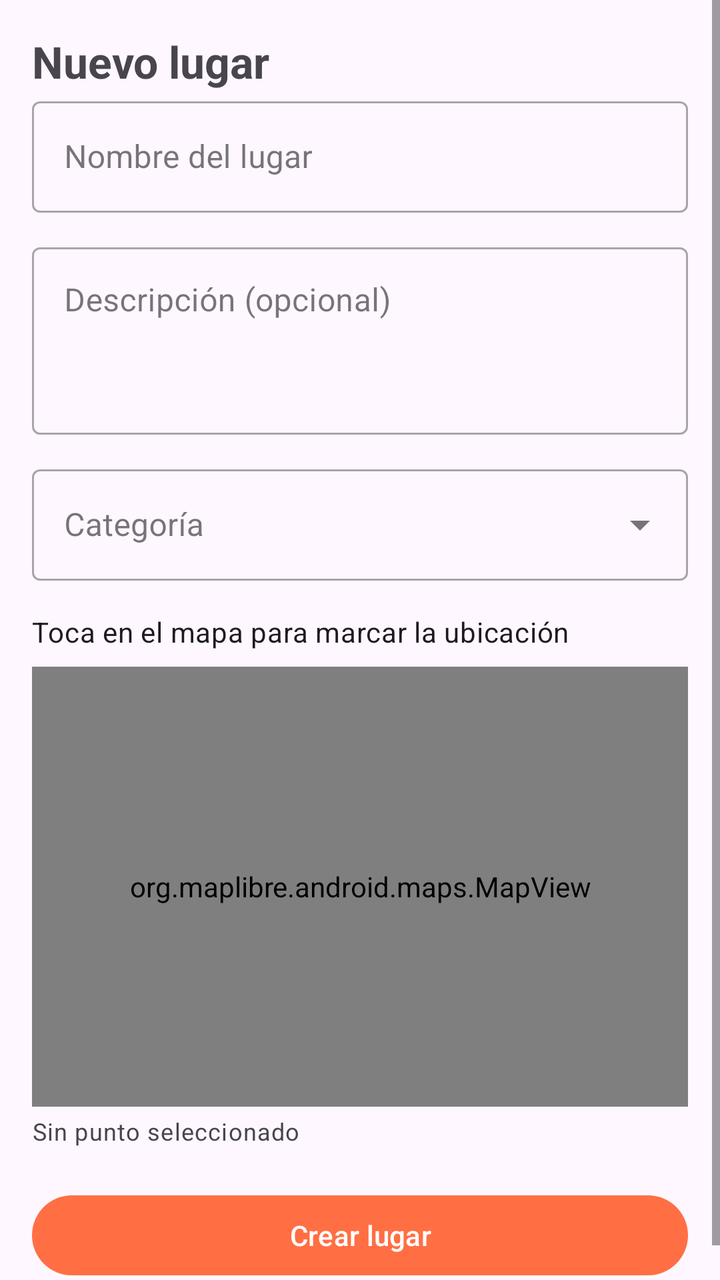
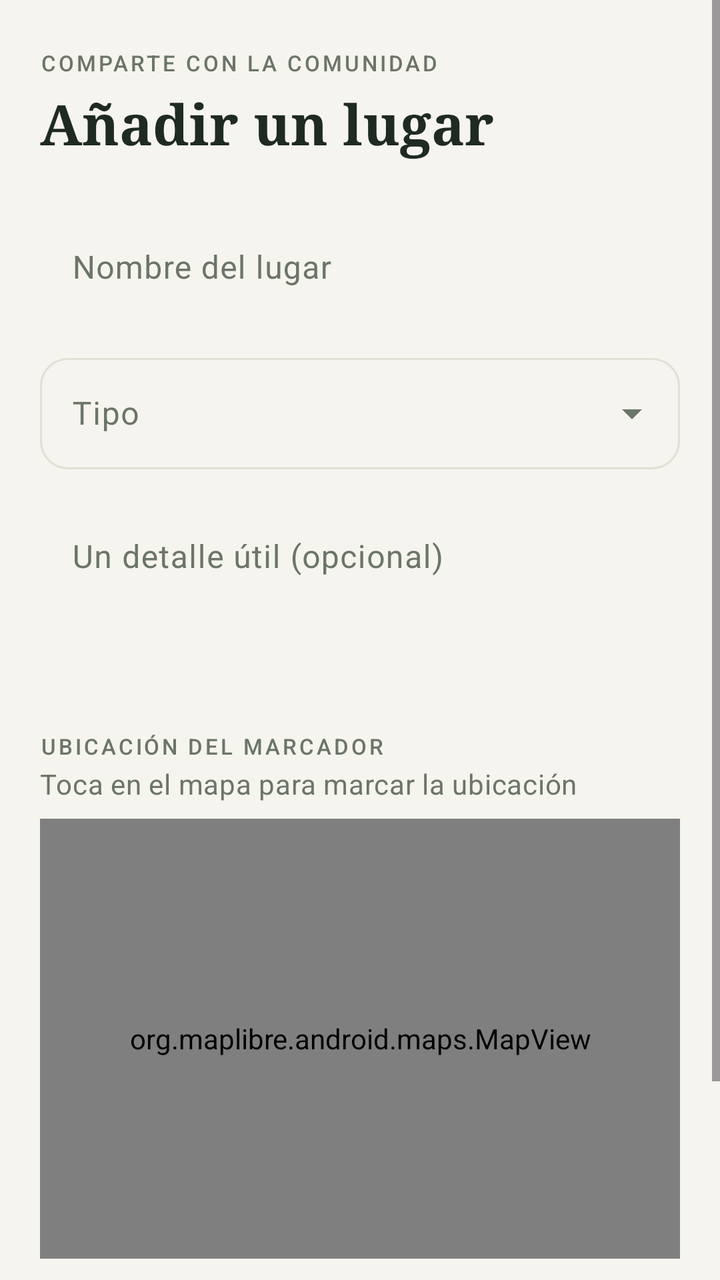

The first picture is an Android layout as it rendered before a commit; the second is the same layout after the commit. The layout source and the unified diff follow.
<!-- AndroidManifest.xml: application theme Theme.WoofMap -->
<!-- res/layout/activity_create_lugar.xml -->
<?xml version="1.0" encoding="utf-8"?>
<ScrollView xmlns:android="http://schemas.android.com/apk/res/android"
    xmlns:app="http://schemas.android.com/apk/res-auto"
    android:layout_width="match_parent"
    android:layout_height="match_parent"
    android:fillViewport="true">

    <LinearLayout
        android:layout_width="match_parent"
        android:layout_height="wrap_content"
        android:orientation="vertical"
        android:padding="16dp">

        <TextView
            android:layout_width="match_parent"
            android:layout_height="wrap_content"
            android:text="@string/crear_lugar_titulo"
            android:textSize="22sp"
            android:textStyle="bold" />

        <com.google.android.material.textfield.TextInputLayout
            android:id="@+id/layoutNombre"
            style="@style/Widget.MaterialComponents.TextInputLayout.OutlinedBox"
            android:layout_width="match_parent"
            android:layout_height="wrap_content"
            android:hint="@string/crear_lugar_nombre">

            <com.google.android.material.textfield.TextInputEditText
                android:id="@+id/campoNombre"
                android:layout_width="match_parent"
                android:layout_height="wrap_content"
                android:inputType="textCapSentences"
                android:maxLength="150" />
        </com.google.android.material.textfield.TextInputLayout>

        <com.google.android.material.textfield.TextInputLayout
            android:id="@+id/layoutDescripcion"
            style="@style/Widget.MaterialComponents.TextInputLayout.OutlinedBox"
            android:layout_width="match_parent"
            android:layout_height="wrap_content"
            android:layout_marginTop="12dp"
            android:hint="@string/crear_lugar_descripcion">

            <com.google.android.material.textfield.TextInputEditText
                android:id="@+id/campoDescripcion"
                android:layout_width="match_parent"
                android:layout_height="wrap_content"
                android:gravity="top"
                android:inputType="textMultiLine|textCapSentences"
                android:lines="3"
                android:maxLines="6" />
        </com.google.android.material.textfield.TextInputLayout>

        <com.google.android.material.textfield.TextInputLayout
            android:id="@+id/layoutCategoria"
            style="@style/Widget.MaterialComponents.TextInputLayout.OutlinedBox.ExposedDropdownMenu"
            android:layout_width="match_parent"
            android:layout_height="wrap_content"
            android:layout_marginTop="12dp"
            android:hint="@string/crear_lugar_categoria">

            <AutoCompleteTextView
                android:id="@+id/spinnerCategoria"
                android:layout_width="match_parent"
                android:layout_height="wrap_content"
                android:inputType="none" />
        </com.google.android.material.textfield.TextInputLayout>

        <TextView
            android:layout_width="match_parent"
            android:layout_height="wrap_content"
            android:layout_marginTop="16dp"
            android:text="@string/crear_lugar_instruccion_mapa"
            android:textAppearance="?attr/textAppearanceBodyMedium" />

        <org.maplibre.android.maps.MapView
            android:id="@+id/miniMapa"
            android:layout_width="match_parent"
            android:layout_height="220dp"
            android:layout_marginTop="8dp" />

        <TextView
            android:id="@+id/textoCoords"
            android:layout_width="match_parent"
            android:layout_height="wrap_content"
            android:layout_marginTop="4dp"
            android:text="@string/crear_lugar_sin_punto"
            android:textAppearance="?attr/textAppearanceBodySmall" />

        <com.google.android.material.button.MaterialButton
            android:id="@+id/botonCrear"
            android:layout_width="match_parent"
            android:layout_height="wrap_content"
            android:layout_marginTop="20dp"
            android:text="@string/crear_lugar_boton" />

        <com.google.android.material.progressindicator.LinearProgressIndicator
            android:id="@+id/progreso"
            android:layout_width="match_parent"
            android:layout_height="wrap_content"
            android:layout_marginTop="8dp"
            android:indeterminate="true"
            android:visibility="gone" />

    </LinearLayout>
</ScrollView>
<!-- resources referenced by this layout -->
<resources>
  <string name="crear_lugar_boton">Crear lugar</string>
  <string name="crear_lugar_categoria">Categoría</string>
  <string name="crear_lugar_descripcion">Descripción (opcional)</string>
  <string name="crear_lugar_titulo">Nuevo lugar</string>
  <style name="Theme.WoofMap" parent="Theme.Material3.DayNight.NoActionBar">
          <item name="colorPrimary">@color/woofmap_primary</item>
          <item name="colorOnPrimary">@color/white</item>
      </style>
  <color name="woofmap_primary">#FF6F43</color>
  <!-- unchanged entries left out for length: 4 -->
</resources>

<!-- the commit's change to res/layout/activity_create_lugar.xml (unified diff, before → after) -->
@@ -3,24 +3,37 @@
     xmlns:app="http://schemas.android.com/apk/res-auto"
     android:layout_width="match_parent"
     android:layout_height="match_parent"
+    android:background="@color/woofmap_fondo"
     android:fillViewport="true">
 
     <LinearLayout
         android:layout_width="match_parent"
         android:layout_height="wrap_content"
         android:orientation="vertical"
-        android:padding="16dp">
+        android:paddingStart="20dp"
+        android:paddingTop="24dp"
+        android:paddingEnd="20dp"
+        android:paddingBottom="28dp">
 
         <TextView
             android:layout_width="match_parent"
             android:layout_height="wrap_content"
+            android:text="@string/crear_lugar_overline"
+            android:textAppearance="@style/TextAppearance.WoofMap.Overline" />
+
+        <TextView
+            android:layout_width="match_parent"
+            android:layout_height="wrap_content"
+            android:layout_marginTop="4dp"
+            android:layout_marginBottom="20dp"
+            android:fontFamily="serif"
             android:text="@string/crear_lugar_titulo"
-            android:textSize="22sp"
-            android:textStyle="bold" />
+            android:textAppearance="@style/TextAppearance.WoofMap.Titulo"
+            android:textColor="@color/woofmap_text_primary" />
 
         <com.google.android.material.textfield.TextInputLayout
             android:id="@+id/layoutNombre"
-            style="@style/Widget.MaterialComponents.TextInputLayout.OutlinedBox"
+            style="@style/Widget.WoofMap.TextInputLayout"
             android:layout_width="match_parent"
             android:layout_height="wrap_content"
             android:hint="@string/crear_lugar_nombre">
@@ -29,13 +42,31 @@
                 android:id="@+id/campoNombre"
                 android:layout_width="match_parent"
                 android:layout_height="wrap_content"
+                android:background="@android:color/transparent"
                 android:inputType="textCapSentences"
-                android:maxLength="150" />
+                android:maxLength="150"
+                android:textColor="@color/woofmap_text_primary" />
+        </com.google.android.material.textfield.TextInputLayout>
+
+        <com.google.android.material.textfield.TextInputLayout
+            android:id="@+id/layoutCategoria"
+            style="@style/Widget.Material3.TextInputLayout.OutlinedBox.ExposedDropdownMenu"
+            android:layout_width="match_parent"
+            android:layout_height="wrap_content"
+            android:layout_marginTop="12dp"
+            android:hint="@string/crear_lugar_categoria">
+
+            <AutoCompleteTextView
+                android:id="@+id/spinnerCategoria"
+                android:layout_width="match_parent"
+                android:layout_height="wrap_content"
+                android:inputType="none"
+                android:textColor="@color/woofmap_text_primary" />
         </com.google.android.material.textfield.TextInputLayout>
 
         <com.google.android.material.textfield.TextInputLayout
             android:id="@+id/layoutDescripcion"
-            style="@style/Widget.MaterialComponents.TextInputLayout.OutlinedBox"
+            style="@style/Widget.WoofMap.TextInputLayout"
             android:layout_width="match_parent"
             android:layout_height="wrap_content"
             android:layout_marginTop="12dp"
@@ -45,53 +76,50 @@
                 android:id="@+id/campoDescripcion"
                 android:layout_width="match_parent"
                 android:layout_height="wrap_content"
+                android:background="@android:color/transparent"
                 android:gravity="top"
                 android:inputType="textMultiLine|textCapSentences"
                 android:lines="3"
-                android:maxLines="6" />
-        </com.google.android.material.textfield.TextInputLayout>
-
-        <com.google.android.material.textfield.TextInputLayout
-            android:id="@+id/layoutCategoria"
-            style="@style/Widget.MaterialComponents.TextInputLayout.OutlinedBox.ExposedDropdownMenu"
-            android:layout_width="match_parent"
-            android:layout_height="wrap_content"
-            android:layout_marginTop="12dp"
-            android:hint="@string/crear_lugar_categoria">
-
-            <AutoCompleteTextView
-                android:id="@+id/spinnerCategoria"
-                android:layout_width="match_parent"
-                android:layout_height="wrap_content"
-                android:inputType="none" />
+                android:maxLines="6"
+                android:textColor="@color/woofmap_text_primary" />
         </com.google.android.material.textfield.TextInputLayout>
 
         <TextView
             android:layout_width="match_parent"
             android:layout_height="wrap_content"
-            android:layout_marginTop="16dp"
+            android:layout_marginTop="20dp"
+            android:text="@string/crear_lugar_ubicacion"
+            android:textAppearance="@style/TextAppearance.WoofMap.Overline" />
+
+        <TextView
+            android:layout_width="match_parent"
+            android:layout_height="wrap_content"
+            android:layout_marginTop="2dp"
+            android:layout_marginBottom="8dp"
             android:text="@string/crear_lugar_instruccion_mapa"
-            android:textAppearance="?attr/textAppearanceBodyMedium" />
+            android:textAppearance="?attr/textAppearanceBodyMedium"
+            android:textColor="@color/woofmap_text_secondary" />
 
         <org.maplibre.android.maps.MapView
             android:id="@+id/miniMapa"
             android:layout_width="match_parent"
             android:layout_height="220dp"
-            android:layout_marginTop="8dp" />
+            android:background="@drawable/bg_card" />
 
         <TextView
             android:id="@+id/textoCoords"
             android:layout_width="match_parent"
             android:layout_height="wrap_content"
-            android:layout_marginTop="4dp"
+            android:layout_marginTop="8dp"
             android:text="@string/crear_lugar_sin_punto"
-            android:textAppearance="?attr/textAppearanceBodySmall" />
+            android:textAppearance="?attr/textAppearanceBodySmall"
+            android:textColor="@color/woofmap_text_secondary" />
 
         <com.google.android.material.button.MaterialButton
             android:id="@+id/botonCrear"
             android:layout_width="match_parent"
             android:layout_height="wrap_content"
-            android:layout_marginTop="20dp"
+            android:layout_marginTop="24dp"
             android:text="@string/crear_lugar_boton" />
 
         <com.google.android.material.progressindicator.LinearProgressIndicator
<!-- resource entries referenced after the edit -->
@@ -1,14 +1,76 @@
 <!-- resources referenced by this layout -->
 <resources>
-  <string name="crear_lugar_boton">Crear lugar</string>
-  <string name="crear_lugar_categoria">Categoría</string>
-  <string name="crear_lugar_descripcion">Descripción (opcional)</string>
-  <string name="crear_lugar_titulo">Nuevo lugar</string>
-  <style name="Theme.WoofMap" parent="Theme.Material3.DayNight.NoActionBar">
+  <color name="woofmap_fondo">#F6F4EE</color>
+  <color name="woofmap_text_primary">#1E2A22</color>
+  <color name="woofmap_text_secondary">#6B7568</color>
+  <!-- drawable bg_card (drawable) -->
+  <?xml version="1.0" encoding="utf-8"?>
+  <shape xmlns:android="http://schemas.android.com/apk/res/android"
+      android:shape="rectangle">
+      <solid android:color="@color/woofmap_surface" />
+      <corners android:radius="24dp" />
+      <stroke
+          android:width="1dp"
+          android:color="@color/woofmap_borde" />
+  </shape>
+  <string name="crear_lugar_boton">Publicar en el mapa</string>
+  <string name="crear_lugar_categoria">Tipo</string>
+  <string name="crear_lugar_descripcion">Un detalle útil (opcional)</string>
+  <string name="crear_lugar_overline">Comparte con la comunidad</string>
+  <string name="crear_lugar_titulo">Añadir un lugar</string>
+  <string name="crear_lugar_ubicacion">Ubicación del marcador</string>
+  <style name="TextAppearance.WoofMap.Overline" parent="TextAppearance.Material3.LabelSmall">
+          <item name="android:textAllCaps">true</item>
+          <item name="android:letterSpacing">0.12</item>
+          <item name="android:textColor">@color/woofmap_text_secondary</item>
+      </style>
+  <style name="TextAppearance.WoofMap.Titulo" parent="TextAppearance.Material3.HeadlineMedium">
+          <item name="android:fontFamily">serif</item>
+          <item name="android:textStyle">bold</item>
+          <item name="android:textColor">@color/woofmap_text_primary</item>
+      </style>
+  <style name="Widget.WoofMap.TextInputLayout" parent="Widget.Material3.TextInputLayout.OutlinedBox">
+          <item name="boxBackgroundMode">outline</item>
+          <item name="boxBackgroundColor">@color/woofmap_surface</item>
+          <item name="boxStrokeColor">@color/woofmap_borde</item>
+          <item name="boxStrokeWidth">1dp</item>
+          <item name="boxCornerRadiusTopStart">14dp</item>
+          <item name="boxCornerRadiusTopEnd">14dp</item>
+          <item name="boxCornerRadiusBottomStart">14dp</item>
+          <item name="boxCornerRadiusBottomEnd">14dp</item>
+          <item name="android:textColorHint">@color/woofmap_text_secondary</item>
+      </style>
+  <style name="Theme.WoofMap" parent="Theme.Material3.Light.NoActionBar">
           <item name="colorPrimary">@color/woofmap_primary</item>
+          <item name="colorPrimaryVariant">@color/woofmap_primary_dark</item>
           <item name="colorOnPrimary">@color/white</item>
+          <item name="colorSecondary">@color/woofmap_secondary</item>
+          <item name="colorOnSecondary">@color/woofmap_text_primary</item>
+          <item name="colorSurface">@color/woofmap_surface</item>
+          <item name="colorOnSurface">@color/woofmap_text_primary</item>
+          <item name="colorOnSurfaceVariant">@color/woofmap_text_secondary</item>
+          <item name="colorOutline">@color/woofmap_borde</item>
+          <item name="android:colorBackground">@color/woofmap_background</item>
+          <item name="android:statusBarColor">@android:color/transparent</item>
+          <item name="android:navigationBarColor">@color/woofmap_background</item>
+          <item name="android:windowLightStatusBar">true</item>
+          <item name="android:windowLightNavigationBar">true</item>
+          <item name="materialButtonStyle">@style/Widget.WoofMap.Button</item>
+          <item name="textInputStyle">@style/Widget.WoofMap.TextInputLayout</item>
       </style>
-  <color name="woofmap_primary">#FF6F43</color>
+  <color name="woofmap_surface">#FFFFFF</color>
+  <color name="woofmap_borde">#E2DFD4</color>
+  <color name="woofmap_primary">#2F5D3A</color>
+  <color name="woofmap_primary_dark">#24482D</color>
+  <color name="woofmap_secondary">#8FAE7E</color>
+  <color name="woofmap_background">#F6F4EE</color>
+  <style name="Widget.WoofMap.Button" parent="Widget.Material3.Button">
+          <item name="android:textAllCaps">false</item>
+          <item name="android:minHeight">52dp</item>
+          <item name="cornerRadius">14dp</item>
+          <item name="backgroundTint">@color/woofmap_primary</item>
+          <item name="android:textColor">@color/white</item>
+      </style>
   <!-- unchanged entries left out for length: 4 -->
 </resources>
 
